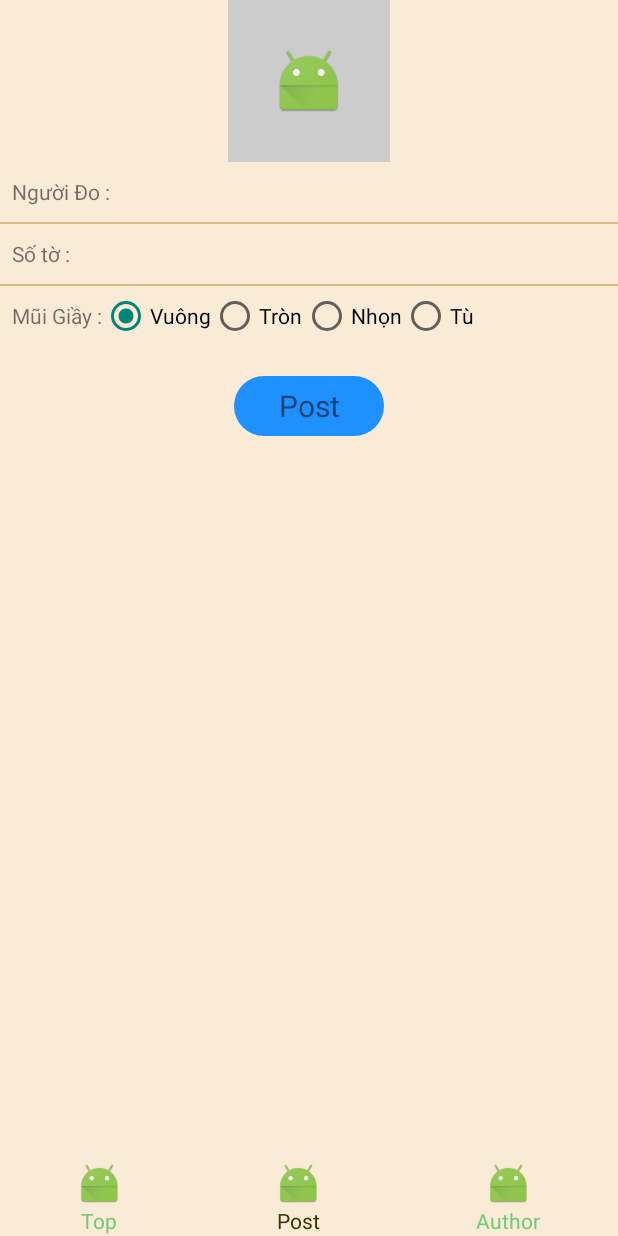
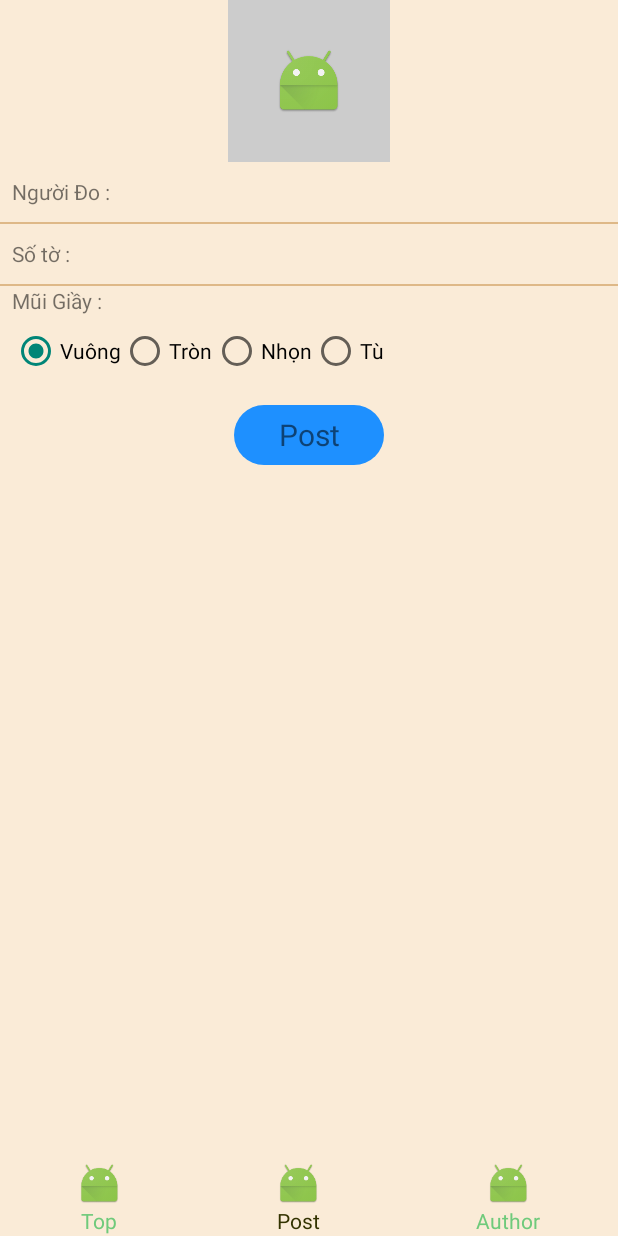
Before and after one commit to phuquy2114/YalyPro, an Android app: the screen it shows after launch (MainActivity), after a tap on "Post", on a phone screen of 412 x 824 dp. Run offline under Robolectric (Android 15) with nearby library versions, the phone set to English and light mode, and no system bars; pictures from the network do not load; 1 statement that could not run was skipped.

Commit message:
Adapter fix

```diff
--- a/app/src/main/java/asiantech/dev/yalypro/fragment/PostFragment.java
+++ b/app/src/main/java/asiantech/dev/yalypro/fragment/PostFragment.java
@@ -1,6 +1,7 @@
 package asiantech.dev.yalypro.fragment;
 
 import android.app.Activity;
+import android.app.ProgressDialog;
 import android.content.Context;
 import android.content.Intent;
 import android.database.Cursor;
@@ -16,6 +17,7 @@ import android.view.View;
 import android.view.ViewGroup;
 import android.widget.EditText;
 import android.widget.ImageView;
+import android.widget.ProgressBar;
 import android.widget.RadioGroup;
 import android.widget.TextView;
 import android.widget.Toast;
@@ -47,6 +49,8 @@ public class PostFragment extends BaseFragment implements View.OnClickListener,
     private RadioGroup mRadioGroup;
     private View mView;
     private TextView mBtnPost;
+    private ProgressBar progressBar;
+    private ProgressDialog progressDialog;
 
     private EncodeBase64 mTaskEncode;
     private static final int CAMERA_REQUEST = 1888;
@@ -56,7 +60,7 @@ public class PostFragment extends BaseFragment implements View.OnClickListener,
     private Bitmap photoUser;
     private String mAvatarPath = "";
     private String type = "";
-    private String mAvatarbase ="";
+    private String mAvatarbase = "";
 
 
     @Override
@@ -68,6 +72,12 @@ public class PostFragment extends BaseFragment implements View.OnClickListener,
     @Override
     public void onViewCreated(View view, @Nullable Bundle savedInstanceState) {
         super.onViewCreated(view, savedInstanceState);
+        progressBar = new ProgressBar(getActivity());
+        progressDialog = new ProgressDialog(getActivity());
+        progressDialog.setMessage("Loading ...");
+        progressDialog.setCancelable(false);
+        progressDialog.setIndeterminate(true);
+        progressDialog.setTitle("In Processing ...");
         mImgThumnail = (ImageView) view.findViewById(R.id.img_avatar);
     }
 
@@ -98,7 +108,7 @@ public class PostFragment extends BaseFragment implements View.OnClickListener,
                             .error(R.mipmap.ic_launcher)
                             .centerCrop()
                             .into(mImgThumnail);
-                  //  executeEncode64("file://" + mAvatarPath);
+                    //  executeEncode64("file://" + mAvatarPath);
                 } else {
                     Log.d("qqq", "uri is null");
                 }
@@ -114,7 +124,7 @@ public class PostFragment extends BaseFragment implements View.OnClickListener,
                             .error(R.mipmap.ic_launcher)
                             .centerCrop()
                             .into(mImgThumnail);
-                 //   executeEncode64("file://" + mAvatarPath);
+                    //   executeEncode64("file://" + mAvatarPath);
                 }
 
             }
@@ -135,13 +145,13 @@ public class PostFragment extends BaseFragment implements View.OnClickListener,
             @Override
             public void onCheckedChanged(RadioGroup group, int checkedId) {
                 if (checkedId == R.id.radio_square) {
-                    type ="square";
+                    type = "square";
                 } else if (checkedId == R.id.radio_round) {
-                    type ="round";
+                    type = "round";
                 } else if (checkedId == R.id.radio_pointed) {
-                    type ="pointed";
+                    type = "pointed";
                 } else if (checkedId == R.id.radio_tu) {
-                    type ="tu";
+                    type = "tu";
                 }
             }
         });
@@ -186,7 +196,9 @@ public class PostFragment extends BaseFragment implements View.OnClickListener,
                 dialogCameraRoll.show(getFragmentManager(), "");
                 break;
             case R.id.btn_post:
-                    new PostInfo().execute("http://ndlapi.somee.com/api/Measure/AddMeasure");
+                progressBar.setVisibility(View.VISIBLE);
+                progressDialog.show();
+                new PostInfo().execute("http://ndlapi.somee.com/api/Measure/AddMeasure");
                 break;
             default:
                 break;
@@ -282,7 +294,7 @@ public class PostFragment extends BaseFragment implements View.OnClickListener,
     }
 
 
-    public class PostInfo extends AsyncTask<String , Void , JSONArray> {
+    public class PostInfo extends AsyncTask<String, Void, JSONArray> {
 
         @Override
         protected void onPreExecute() {
@@ -294,7 +306,7 @@ public class PostFragment extends BaseFragment implements View.OnClickListener,
             JSONArray jsonArray = null;
             try {
                 jsonArray = ConnectingNetwork.getInstance().executePostReturnJSONArray(params[0], getparams());
-            } catch (Exception e){
+            } catch (Exception e) {
                 e.printStackTrace();
 
             }
@@ -304,24 +316,26 @@ public class PostFragment extends BaseFragment implements View.OnClickListener,
         @Override
         protected void onPostExecute(JSONArray jsonArray) {
             super.onPostExecute(jsonArray);
-            Log.d("qqq",""+jsonArray);
-            if (ConnectingNetwork.resultresponse==200){
-                Toast.makeText(getActivity(),"Post Success",Toast.LENGTH_SHORT).show();
+            Log.d("qqq", "" + jsonArray);
+            if (ConnectingNetwork.resultresponse == 200) {
+                Toast.makeText(getActivity(), "Post Success", Toast.LENGTH_SHORT).show();
                 mEdtName.setText("");
                 mEditNumber.setText("");
                 mImgThumnail.setImageResource(R.mipmap.ic_launcher);
+                progressBar.setVisibility(View.GONE);
+                progressDialog.dismiss();
             }
         }
 
-        public ArrayList<NameValuePair> getparams (){
+        public ArrayList<NameValuePair> getparams() {
             ArrayList<NameValuePair> params = new ArrayList<>();
 
             String mAvatar = getStringBase64FromBitmap("file://" + mAvatarPath);
-            params.add(new BasicNameValuePair("id","0"));
-            params.add(new BasicNameValuePair("measurer",mEdtName.getText().toString().trim()));
-            params.add(new BasicNameValuePair("size",mEditNumber.getText().toString().toString()));
-            params.add(new BasicNameValuePair("shoe_type",type));
-            params.add(new BasicNameValuePair("img",mAvatar));
+            params.add(new BasicNameValuePair("id", "0"));
+            params.add(new BasicNameValuePair("measurer", mEdtName.getText().toString().trim()));
+            params.add(new BasicNameValuePair("size", mEditNumber.getText().toString().toString()));
+            params.add(new BasicNameValuePair("shoe_type", type));
+            params.add(new BasicNameValuePair("img", mAvatar));
 
             return params;
         }
--- a/app/src/main/res/layout/fragment_post.xml
+++ b/app/src/main/res/layout/fragment_post.xml
@@ -3,6 +3,13 @@
     android:layout_width="match_parent"
     android:layout_height="match_parent"
     android:background="#FAEBD7">
+
+    <ProgressBar
+        android:id="@+id/acr_progress_bar"
+        android:visibility="gone"
+        android:layout_width="wrap_content"
+        android:layout_centerInParent="true"
+        android:layout_height="wrap_content" />
 
 
     <ImageView
@@ -82,15 +89,15 @@
             android:background="#DEB887" />
 
         <RelativeLayout
+            android:id="@+id/view_muigiay"
             android:layout_width="match_parent"
-            android:layout_height="40dp"
+            android:layout_height="wrap_content"
             android:layout_marginLeft="8dp">
 
             <TextView
                 android:id="@+id/txt_muigiay"
                 android:layout_width="wrap_content"
                 android:layout_height="wrap_content"
-                android:layout_centerVertical="true"
                 android:text="@string/muigiay" />
 
 
@@ -98,8 +105,8 @@
                 android:id="@+id/group_radio"
                 android:layout_width="match_parent"
                 android:layout_height="wrap_content"
-                android:layout_centerVertical="true"
-                android:layout_toRightOf="@+id/txt_muigiay"
+                android:layout_marginTop="8dp"
+                android:layout_below="@+id/txt_muigiay"
                 android:checkedButton="@+id/radio_square"
                 android:orientation="horizontal">
 
```
